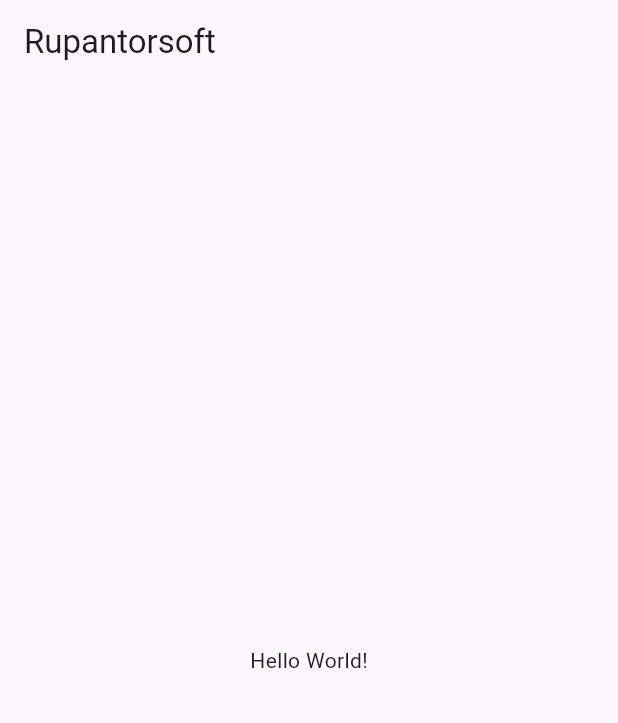
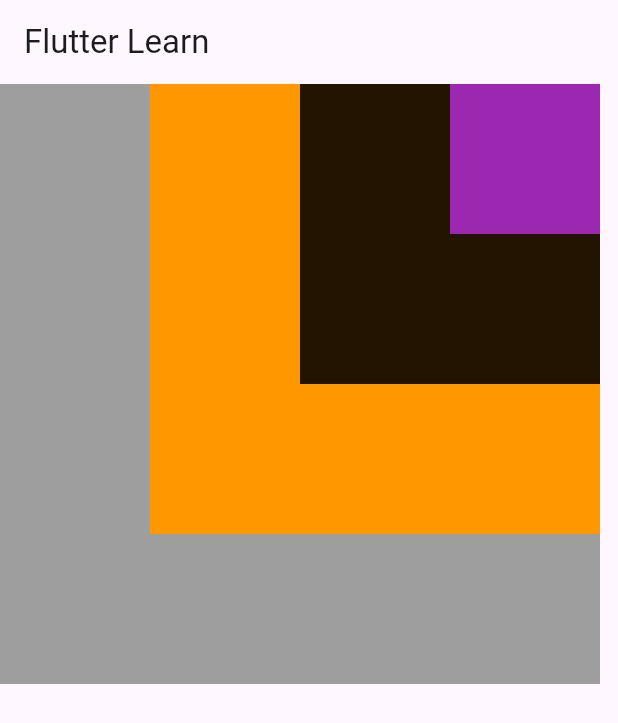
Before and after one commit to memahin/Flutter-Common-Widgets, a Flutter app: the screen it shows after launch, on a phone screen of 412 x 824 dp. Shown: the top 723 px of the screen. Run offline on Flutter 3.47's test engine with Material 3 defaults, Android fonts, the phone set to English and light mode, and no system bars.

Commit message:
Start with flutter widgets

```diff
--- a/lib/main.dart
+++ b/lib/main.dart
@@ -1,29 +1,128 @@
 import 'package:flutter/cupertino.dart';
 import 'package:flutter/material.dart';
 
-void main(){
+void main() {
   runApp(App());
 }
 
-class App extends StatelessWidget{
+class App extends StatelessWidget {
   @override
   Widget build(BuildContext context) {
-    return MaterialApp(
-      home: HomePage(),
-    );
+    return MaterialApp(home: HomePage());
   }
-
 }
 
 class HomePage extends StatelessWidget {
   @override
   Widget build(BuildContext context) {
     return Scaffold(
-      appBar: AppBar(title: Text("Rupantorsoft"),),
-      body: Center(
-        child: Text("Hello World!"),
+      appBar: AppBar(title: Text("Flutter Learn")),
+      body: Stack(
+        alignment: Alignment.topRight,
+        children: [
+          Container(width: 400, height: 400, color: Colors.grey),
+          Container(width: 300, height: 300, color: Colors.orange),
+          Container(width: 200, height: 200, color: Colors.black87),
+          Container(width: 100, height: 100, color: Colors.purple),
+        ],
+      )
+
+      /*
+      Column(
+        mainAxisAlignment: MainAxisAlignment.center,
+        crossAxisAlignment: CrossAxisAlignment.center,
+        children: [
+          Container(width: 50, height: 50, color: Colors.blue,),
+          SizedBox(height: 2),
+          Divider(thickness: 2, color: Colors.orange),
+          Container(width: 50, height: 50, color: Colors.red,),
+          SizedBox(height: 2),
+          Divider(thickness: 2, color: Colors.orange),
+          Container(width: 50, height: 50, color: Colors.amber,),
+          SizedBox(height: 2),
+          Divider(thickness: 2, color: Colors.orange),
+          Container(width: 50, height: 50, color: Colors.teal,),
+          SizedBox(height: 2),
+          Divider(thickness: 2, color: Colors.orange),
+          Container(width: 50, height: 50, color: Colors.lime,),
+          SizedBox(height: 2),
+          Divider(thickness: 2, color: Colors.orange),
+          Container(width: 50, height: 50, color: Colors.indigo,),
+          SizedBox(height: 2),
+          Divider(thickness: 2, color: Colors.orange),
+          Container(width: 50, height: 50, color: Colors.purple,),
+          SizedBox(height: 2),
+          Divider(thickness: 2, color: Colors.orange),
+          Container(width: 50, height: 50, color: Colors.orange,),
+          SizedBox(height: 2),
+          Divider(thickness: 2, color: Colors.orange),
+          Container(width: 50, height: 50, color: Colors.grey,),
+        ],
+      )
+
+
+      Row(
+        children: [
+          Container(width: 50, height: 50, color: Colors.blue),
+          SizedBox(height: 2),
+          Container(width: 50, height: 50, color: Colors.red),
+          SizedBox(height: 2),
+          Container(width: 50, height: 50, color: Colors.amber),
+          SizedBox(height: 2),
+          Container(width: 50, height: 50, color: Colors.teal),
+          SizedBox(height: 2),
+          Container(width: 50, height: 50, color: Colors.indigo),
+          SizedBox(height: 2),
+          Container(width: 50, height: 50, color: Colors.pinkAccent),
+          SizedBox(height: 2),
+          Container(width: 50, height: 50, color: Colors.blue),
+          SizedBox(height: 2),
+          Container(width: 50, height: 50, color: Colors.red),
+          SizedBox(height: 2),
+          Container(width: 50, height: 50, color: Colors.amber),
+          SizedBox(height: 2),
+          Container(width: 50, height: 50, color: Colors.teal),
+          SizedBox(height: 2),
+          Container(width: 50, height: 50, color: Colors.indigo),
+          SizedBox(height: 2),
+          Container(width: 50, height: 50, color: Colors.purple),
+          SizedBox(height: 2),
+          Container(width: 50, height: 50, color: Colors.lime),
+          SizedBox(height: 2),
+          Container(width: 50, height: 50, color: Colors.grey),
+        ],
       ),
+
+
+      child: Text("Hello Flutter!", style: TextStyle(
+          fontSize: 50,
+          fontWeight: FontWeight.w900,
+          color: Colors.deepPurple,
+          backgroundColor: Colors.black45,
+          letterSpacing: 20
+        ),),
+
+        child: RichText(text: TextSpan(
+          children: [
+            TextSpan(text: "Hello", style: TextStyle(color: Colors.black87,fontSize: 40)),
+            TextSpan(text: "Flutter", style: TextStyle(color: Colors.blueAccent,fontSize: 50,)),
+          ]
+        )),
+
+        child: Icon(Icons.account_tree_outlined, size: 90,color: Colors.black45,),
+
+        child: Image.network("https://tse3.mm.bing.net/th/id/OIP.LTYOo9hxyYVJg1xCjMCKeQHaHa?cb=12&rs=1&pid=ImgDetMain&o=7&rm=3",
+        width: 500,
+        height: 600,
+        fit: BoxFit.contain,)
+        child: Container(
+          width: 200,
+          height: 200,
+          color: Colors.blue,
+          child: Image.network("https://tse3.mm.bing.net/th/id/OIP.LTYOo9hxyYVJg1xCjMCKeQHaHa?cb=12&rs=1&pid=ImgDetMain&o=7&rm=3"),
+        ),
+      ),
+        */
     );
   }
-
 }
```
